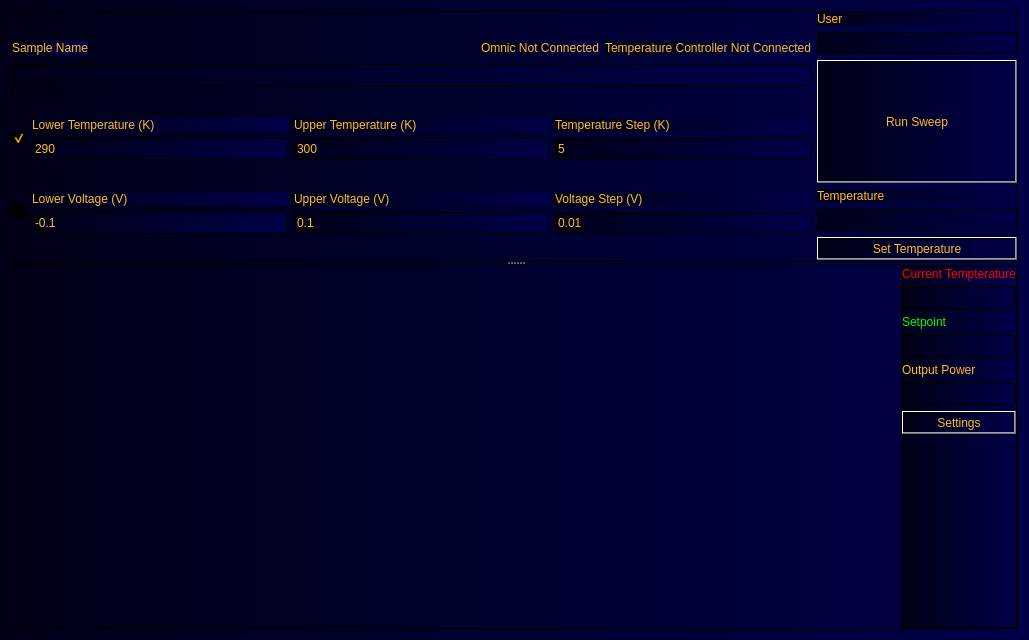
Above: PyQt_FTIR_GUI.ui from Ryan3141/FTIR_Commander before the change. Below: the same form after it.
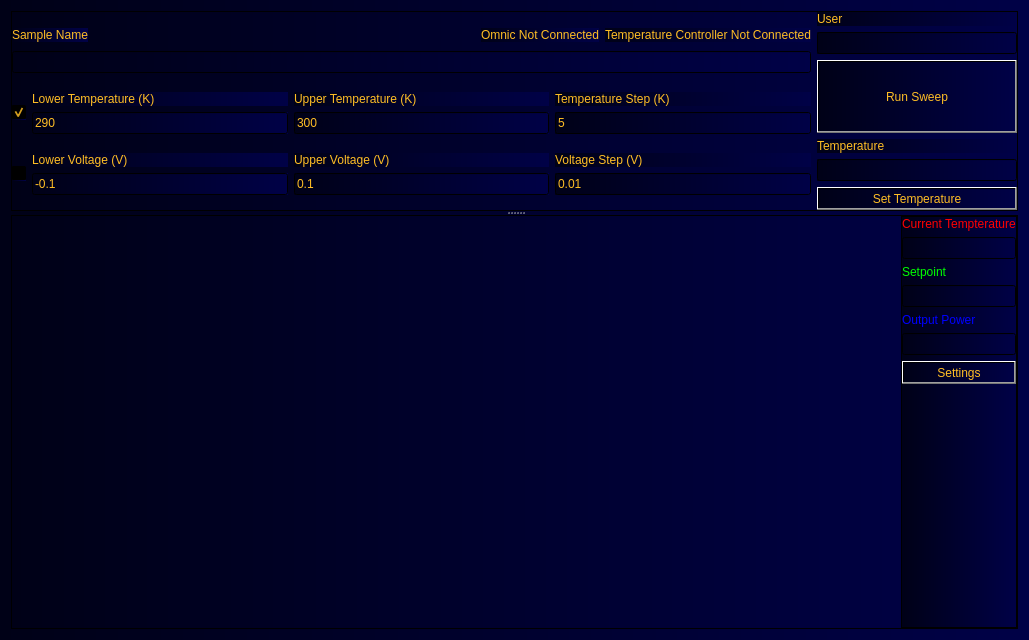
That is the form after the change. Custom widgets are drawn as their Qt base class.

Commit message: Changing MySQL library for more OS compatibility.  Added friendlier automatic package installation for first run of module.  Improved gui to make things easier to see.

```diff
--- a/PyQt_FTIR_GUI.ui
+++ b/PyQt_FTIR_GUI.ui
@@ -36,7 +36,7 @@
      </property>
      <widget class="QFrame" name="Upper_Frame">
       <property name="sizePolicy">
-       <sizepolicy hsizetype="Preferred" vsizetype="Minimum">
+       <sizepolicy hsizetype="Preferred" vsizetype="Fixed">
         <horstretch>0</horstretch>
         <verstretch>0</verstretch>
        </sizepolicy>
@@ -44,7 +44,7 @@
       <property name="maximumSize">
        <size>
         <width>16777215</width>
-        <height>250</height>
+        <height>200</height>
        </size>
       </property>
       <property name="baseSize">
@@ -74,6 +74,9 @@
        </property>
        <item>
         <layout class="QVBoxLayout" name="verticalLayout_9" stretch="0,0,0">
+         <property name="sizeConstraint">
+          <enum>QLayout::SetMinimumSize</enum>
+         </property>
          <item>
           <layout class="QVBoxLayout" name="verticalLayout_8">
            <item>
@@ -629,6 +632,9 @@
               <height>16777215</height>
              </size>
             </property>
+            <property name="styleSheet">
+             <string notr="true">color: rgb(0, 0, 255);</string>
+            </property>
             <property name="text">
              <string>Output Power</string>
             </property>
```
The commit also changes 5 other files.
